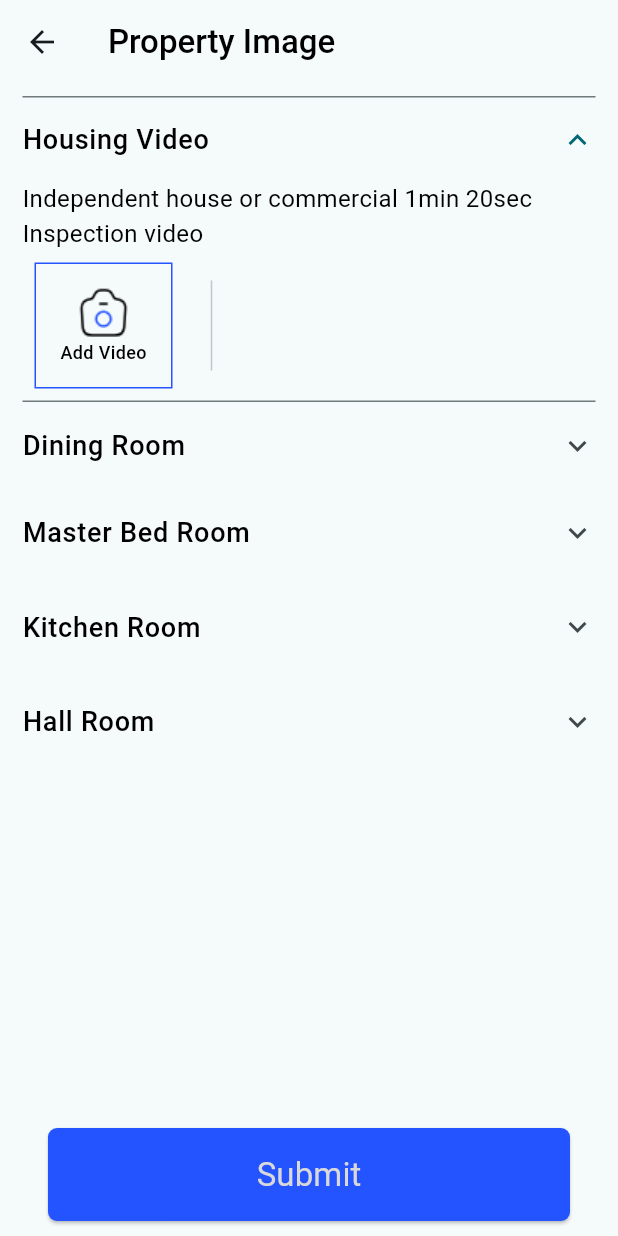
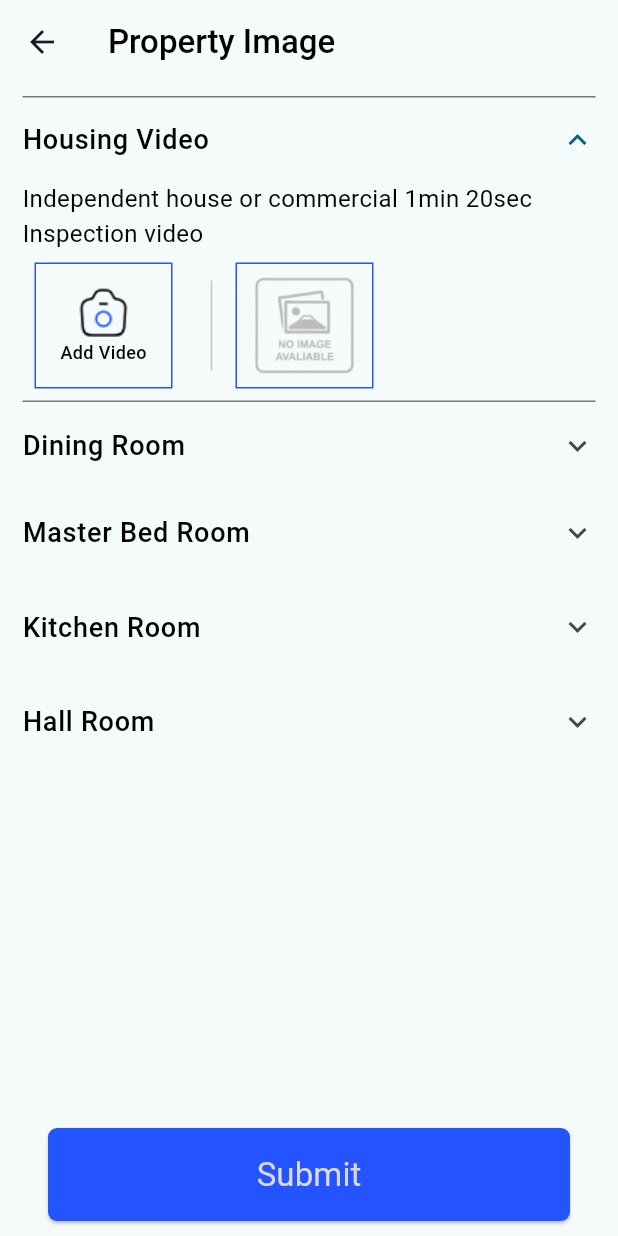
Before and after one commit to deepoza14/distressed_property, a Flutter app: the PropertyImages screen opened directly, on a phone screen of 412 x 824 dp. Run offline on Flutter 3.47's test engine with Material 2 defaults, Android fonts, the phone set to English and light mode, and no system bars; our stand-ins replace file_picker, firebase_auth, firebase_core, pinput, sms_autofill; accounts and stored records are empty; Roboto replaces fonts that are missing (Metropolis, Montserrat).

Commit message:
init commit

```diff
--- a/lib/screens/login_screen.dart
+++ b/lib/screens/login_screen.dart
@@ -155,7 +155,7 @@ class _LoginScreenState extends State<LoginScreen> {
                     // Use the isButtonEnabled variable to determine whether the button should be enabled or not
                     style: ButtonStyle(
                       foregroundColor:
-                      MaterialStateProperty.all<Color>(Colors.white),
+                          MaterialStateProperty.all<Color>(Colors.white),
                       backgroundColor: MaterialStateProperty.all<Color>(
                           isButtonEnabled
                               ? const Color(0xff2454ff)
--- a/lib/screens/property_images.dart
+++ b/lib/screens/property_images.dart
@@ -1,5 +1,8 @@
+import 'dart:io';
+
 import 'package:distressed_property/theme/textstyle.dart';
 import 'package:distressed_property/widgets/custom_button.dart';
+import 'package:file_picker/file_picker.dart';
 import 'package:flutter/material.dart';
 
 class PropertyImages extends StatefulWidget {
@@ -10,6 +13,21 @@ class PropertyImages extends StatefulWidget {
 }
 
 class _PropertyImagesState extends State<PropertyImages> {
+  File? _attachmentFile1;
+  File? _attachmentFile2;
+
+  Future<void> _pickFile1() async {
+    FilePickerResult? result = await FilePicker.platform.pickFiles();
+
+    if (result != null) {
+      setState(() {
+        _attachmentFile1 = File(result.files.single.path!);
+      });
+    } else {
+      // User canceled the picker
+    }
+  }
+
   @override
   Widget build(BuildContext context) {
     return Scaffold(
@@ -66,6 +84,8 @@ class _PropertyImagesState extends State<PropertyImages> {
                             children: [
                               Padding(
                                 padding: const EdgeInsets.all(8.0),
+                                child: InkWell(
+                                  onTap: _pickFile1,
                                   child: Container(
                                     height: 92,
                                     width: 92,
@@ -75,7 +95,8 @@ class _PropertyImagesState extends State<PropertyImages> {
                                     child: Column(
                                       crossAxisAlignment:
                                           CrossAxisAlignment.center,
-                                    mainAxisAlignment: MainAxisAlignment.center,
+                                      mainAxisAlignment:
+                                          MainAxisAlignment.center,
                                       children: [
                                         Image.asset("assets/images/camera.png"),
                                         Text(
@@ -89,10 +110,30 @@ class _PropertyImagesState extends State<PropertyImages> {
                                     ),
                                   ),
                                 ),
+                              ),
                               const Padding(
                                 padding: EdgeInsets.only(
                                     top: 20, bottom: 20, left: 10),
                                 child: VerticalDivider(),
+                              ),
+                              Padding(
+                                padding: const EdgeInsets.all(8.0),
+                                child: Container(
+                                  height: 92,
+                                  width: 92,
+                                  decoration: BoxDecoration(
+                                      border: Border.all(
+                                          color: const Color(0xff2454FF))),
+                                  child: _attachmentFile1 != null
+                                      ? Image.file(
+                                          _attachmentFile1!,
+                                          fit: BoxFit.cover,
+                                        )
+                                      : Image.asset(
+                                          "assets/images/noimage.png",
+                                          fit: BoxFit.cover,
+                                        ),
+                                ),
                               ),
                             ],
                           ),
@@ -133,6 +174,8 @@ class _PropertyImagesState extends State<PropertyImages> {
                             children: [
                               Padding(
                                 padding: const EdgeInsets.all(8.0),
+                                child: InkWell(
+                                  onTap: _pickFile1,
                                   child: Container(
                                     height: 92,
                                     width: 92,
@@ -142,7 +185,8 @@ class _PropertyImagesState extends State<PropertyImages> {
                                     child: Column(
                                       crossAxisAlignment:
                                           CrossAxisAlignment.center,
-                                    mainAxisAlignment: MainAxisAlignment.center,
+                                      mainAxisAlignment:
+                                          MainAxisAlignment.center,
                                       children: [
                                         Image.asset("assets/images/camera.png"),
                                         Text(
@@ -156,10 +200,25 @@ class _PropertyImagesState extends State<PropertyImages> {
                                     ),
                                   ),
                                 ),
+                              ),
                               const Padding(
                                 padding: EdgeInsets.only(
                                     top: 20, bottom: 20, left: 10),
                                 child: VerticalDivider(),
+                              ),
+                              Padding(
+                                padding: const EdgeInsets.all(8.0),
+                                child: Container(
+                                  height: 92,
+                                  width: 92,
+                                  decoration: BoxDecoration(
+                                      border: Border.all(
+                                          color: const Color(0xff2454FF))),
+                                  child: _attachmentFile1 != null
+                                      ? Image.file(_attachmentFile1!)
+                                      : Image.asset(
+                                          "assets/images/noimage.png"),
+                                ),
                               ),
                             ],
                           ),
@@ -334,6 +393,8 @@ class _PropertyImagesState extends State<PropertyImages> {
                             children: [
                               Padding(
                                 padding: const EdgeInsets.all(8.0),
+                                child: InkWell(
+                                  onTap: _pickFile1,
                                   child: Container(
                                     height: 92,
                                     width: 92,
@@ -343,7 +404,8 @@ class _PropertyImagesState extends State<PropertyImages> {
                                     child: Column(
                                       crossAxisAlignment:
                                           CrossAxisAlignment.center,
-                                    mainAxisAlignment: MainAxisAlignment.center,
+                                      mainAxisAlignment:
+                                          MainAxisAlignment.center,
                                       children: [
                                         Image.asset("assets/images/camera.png"),
                                         Text(
@@ -357,10 +419,25 @@ class _PropertyImagesState extends State<PropertyImages> {
                                     ),
                                   ),
                                 ),
+                              ),
                               const Padding(
                                 padding: EdgeInsets.only(
                                     top: 20, bottom: 20, left: 10),
                                 child: VerticalDivider(),
+                              ),
+                              Padding(
+                                padding: const EdgeInsets.all(8.0),
+                                child: Container(
+                                  height: 92,
+                                  width: 92,
+                                  decoration: BoxDecoration(
+                                      border: Border.all(
+                                          color: const Color(0xff2454FF))),
+                                  child: _attachmentFile1 != null
+                                      ? Image.file(_attachmentFile1!)
+                                      : Image.asset(
+                                          "assets/images/noimage.png"),
+                                ),
                               ),
                             ],
                           ),
--- a/pubspec.yaml
+++ b/pubspec.yaml
@@ -44,6 +44,8 @@ dependencies:
   firebase_storage: ^11.2.5
   cloud_firestore: ^4.8.3
   sms_autofill: ^2.3.0
+  file_picker: ^5.3.2
+  image_picker: ^1.0.1
 
 dev_dependencies:
   flutter_test:
```
Also changed, not shown: lib/screens/otp_screen.dart (+7 -0 lines), lib/widgets/failedalert.dart (added, +50 -0 lines), assets/images/noimage.png (added), pubspec.lock, 6 other files. Lines whose indentation alone changed are shown as unchanged.
